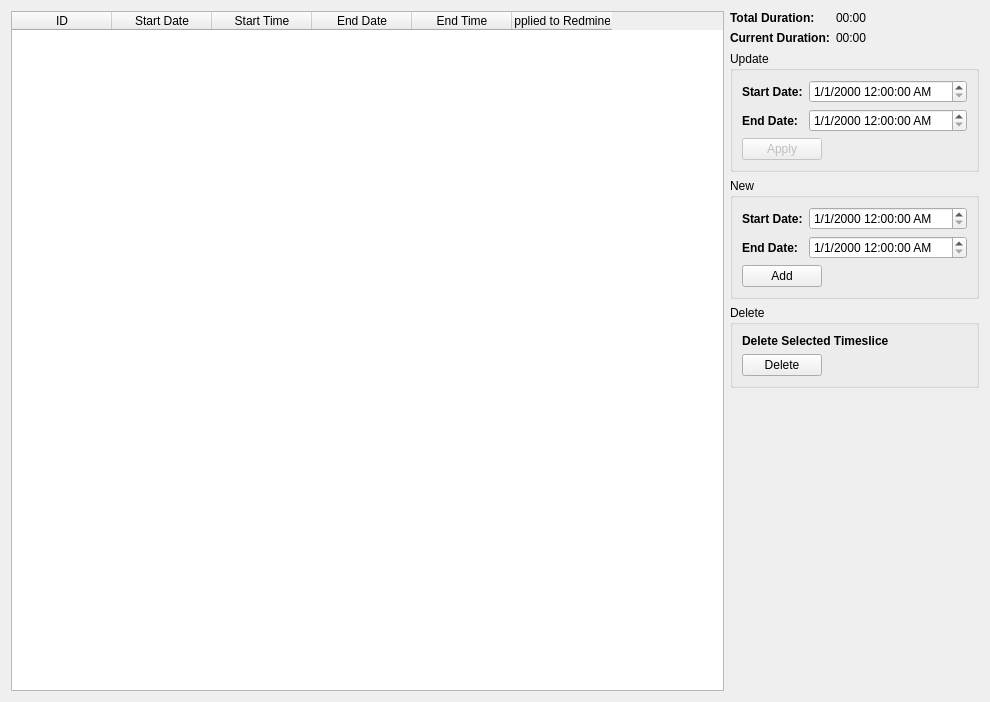
This is time-tracker/TimesliceEditorDialog.ui in its-saeed/retracker as Qt 5 draws it before an edit. The edited form follows.
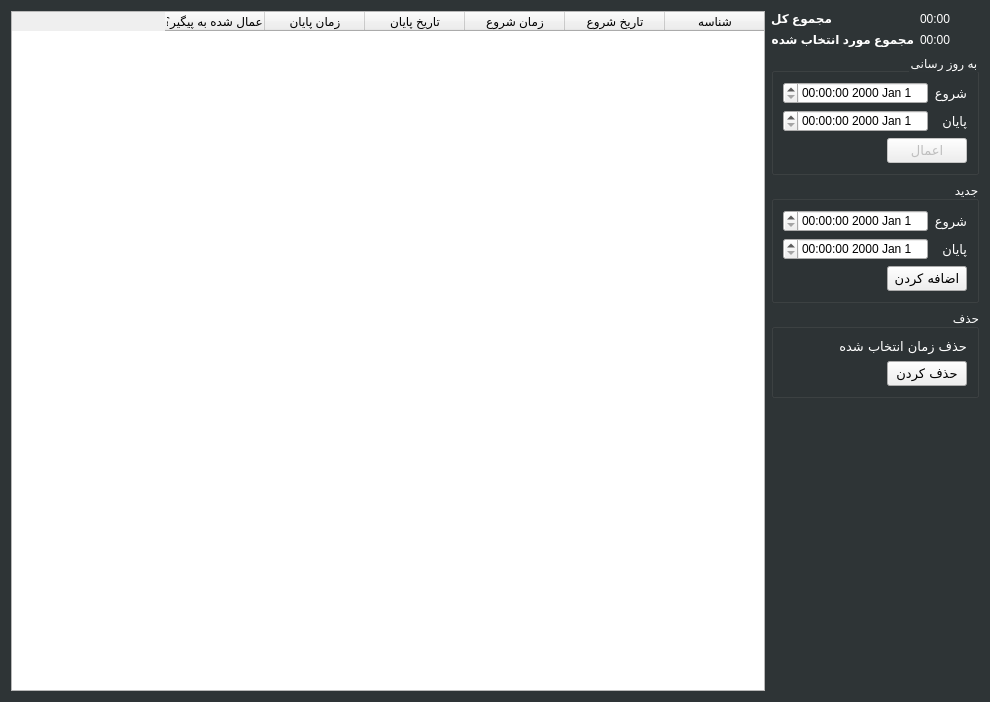
This is the edited form. Icons and pictures are not drawn.

The edit to the form file:
```diff
--- a/time-tracker/TimesliceEditorDialog.ui
+++ b/time-tracker/TimesliceEditorDialog.ui
@@ -13,6 +13,21 @@
   <property name="windowTitle">
    <string>Timeslice Editor</string>
   </property>
+  <property name="styleSheet">
+   <string notr="true">QDialog#TimesliceEditorDialog
+{
+background-color: rgb(46, 52, 54)
+}
+
+QLabel
+{
+color:rgb(255, 255, 255);
+}
+QGroupBox::title
+{
+color:rgb(255, 255, 255);
+}</string>
+  </property>
   <layout class="QHBoxLayout" name="horizontalLayout_5">
    <item>
     <layout class="QHBoxLayout" name="horizontalLayout_2">
@@ -23,40 +38,49 @@
    </item>
    <item>
     <widget class="QTableWidget" name="tblw_timeslices">
+     <property name="layoutDirection">
+      <enum>Qt::RightToLeft</enum>
+     </property>
      <property name="editTriggers">
       <set>QAbstractItemView::NoEditTriggers</set>
      </property>
+     <property name="alternatingRowColors">
+      <bool>true</bool>
+     </property>
+     <property name="selectionMode">
+      <enum>QAbstractItemView::SingleSelection</enum>
+     </property>
      <property name="selectionBehavior">
       <enum>QAbstractItemView::SelectRows</enum>
      </property>
      <column>
       <property name="text">
-       <string>ID</string>
+       <string>شناسه</string>
       </property>
      </column>
      <column>
       <property name="text">
-       <string>Start Date</string>
+       <string>تاریخ شروع</string>
       </property>
      </column>
      <column>
       <property name="text">
-       <string>Start Time</string>
+       <string>زمان شروع</string>
       </property>
      </column>
      <column>
       <property name="text">
-       <string>End Date</string>
+       <string>تاریخ پایان</string>
       </property>
      </column>
      <column>
       <property name="text">
-       <string>End Time</string>
+       <string>زمان پایان</string>
       </property>
      </column>
      <column>
       <property name="text">
-       <string>Applied to Redmine?</string>
+       <string>اعمال شده به پیگیر؟</string>
       </property>
      </column>
     </widget>
@@ -74,7 +98,7 @@
           </font>
          </property>
          <property name="text">
-          <string>Total Duration:</string>
+          <string>مجموع کل</string>
          </property>
         </widget>
        </item>
@@ -94,7 +118,7 @@
           </font>
          </property>
          <property name="text">
-          <string>Current Duration:</string>
+          <string>مجموع مورد انتخاب شده</string>
          </property>
         </widget>
        </item>
@@ -109,27 +133,32 @@
      </item>
      <item>
       <widget class="QGroupBox" name="groupBox">
+       <property name="layoutDirection">
+        <enum>Qt::RightToLeft</enum>
+       </property>
        <property name="title">
-        <string>Update</string>
+        <string>به روز رسانی</string>
        </property>
        <layout class="QGridLayout" name="gridLayout">
         <item row="0" column="0">
          <widget class="QLabel" name="label">
           <property name="font">
            <font>
-            <weight>75</weight>
-            <bold>true</bold>
+            <family>B Yekan</family>
+            <pointsize>10</pointsize>
+            <weight>50</weight>
+            <bold>false</bold>
            </font>
           </property>
           <property name="text">
-           <string>Start Date:</string>
+           <string>شروع</string>
           </property>
          </widget>
         </item>
         <item row="0" column="1">
          <widget class="QDateTimeEdit" name="dte_update_start">
           <property name="displayFormat">
-           <string>M/d/yyyy h:mm:ss AP</string>
+           <string/>
           </property>
          </widget>
         </item>
@@ -137,19 +166,21 @@
          <widget class="QLabel" name="label_2">
           <property name="font">
            <font>
-            <weight>75</weight>
-            <bold>true</bold>
+            <family>B Yekan</family>
+            <pointsize>10</pointsize>
+            <weight>50</weight>
+            <bold>false</bold>
            </font>
           </property>
           <property name="text">
-           <string>End Date:</string>
+           <string>پایان</string>
           </property>
          </widget>
         </item>
         <item row="1" column="1">
          <widget class="QDateTimeEdit" name="dte_update_end">
           <property name="displayFormat">
-           <string>M/d/yyyy h:mm:ss AP</string>
+           <string/>
           </property>
          </widget>
         </item>
@@ -160,8 +191,14 @@
             <property name="enabled">
              <bool>false</bool>
             </property>
+            <property name="font">
+             <font>
+              <family>B Yekan</family>
+              <pointsize>10</pointsize>
+             </font>
+            </property>
             <property name="text">
-             <string>Apply</string>
+             <string>اعمال</string>
             </property>
             <property name="icon">
              <iconset resource="res.qrc">
@@ -195,40 +232,25 @@
      </item>
      <item>
       <widget class="QGroupBox" name="groupBox_2">
+       <property name="layoutDirection">
+        <enum>Qt::RightToLeft</enum>
+       </property>
        <property name="title">
-        <string>New</string>
+        <string>جدید</string>
        </property>
        <layout class="QGridLayout" name="gridLayout_2">
         <item row="1" column="0">
          <widget class="QLabel" name="label_6">
           <property name="font">
            <font>
-            <weight>75</weight>
-            <bold>true</bold>
+            <family>B Yekan</family>
+            <pointsize>10</pointsize>
+            <weight>50</weight>
+            <bold>false</bold>
            </font>
           </property>
           <property name="text">
-           <string>End Date:</string>
-          </property>
-         </widget>
-        </item>
-        <item row="0" column="0">
-         <widget class="QLabel" name="label_5">
-          <property name="font">
-           <font>
-            <weight>75</weight>
-            <bold>true</bold>
-           </font>
-          </property>
-          <property name="text">
-           <string>Start Date:</string>
-          </property>
-         </widget>
-        </item>
-        <item row="0" column="1">
-         <widget class="QDateTimeEdit" name="dte_add_start">
-          <property name="displayFormat">
-           <string>M/d/yyyy h:mm:ss AP</string>
+           <string>پایان</string>
           </property>
          </widget>
         </item>
@@ -239,8 +261,14 @@
             <property name="enabled">
              <bool>true</bool>
             </property>
+            <property name="font">
+             <font>
+              <family>B Yekan</family>
+              <pointsize>10</pointsize>
+             </font>
+            </property>
             <property name="text">
-             <string>Add</string>
+             <string>اضافه کردن</string>
             </property>
             <property name="icon">
              <iconset resource="res.qrc">
@@ -272,7 +300,29 @@
         <item row="1" column="1">
          <widget class="QDateTimeEdit" name="dte_add_end">
           <property name="displayFormat">
-           <string>M/d/yyyy h:mm:ss AP</string>
+           <string/>
+          </property>
+         </widget>
+        </item>
+        <item row="0" column="0">
+         <widget class="QLabel" name="label_5">
+          <property name="font">
+           <font>
+            <family>B Yekan</family>
+            <pointsize>10</pointsize>
+            <weight>50</weight>
+            <bold>false</bold>
+           </font>
+          </property>
+          <property name="text">
+           <string>شروع</string>
+          </property>
+         </widget>
+        </item>
+        <item row="0" column="1">
+         <widget class="QDateTimeEdit" name="dte_add_start">
+          <property name="displayFormat">
+           <string/>
           </property>
          </widget>
         </item>
@@ -281,20 +331,25 @@
      </item>
      <item>
       <widget class="QGroupBox" name="groupBox_3">
+       <property name="layoutDirection">
+        <enum>Qt::RightToLeft</enum>
+       </property>
        <property name="title">
-        <string>Delete</string>
+        <string>حذف</string>
        </property>
        <layout class="QGridLayout" name="gridLayout_3">
         <item row="0" column="0" colspan="2">
          <widget class="QLabel" name="label_8">
           <property name="font">
            <font>
-            <weight>75</weight>
-            <bold>true</bold>
+            <family>B Yekan</family>
+            <pointsize>10</pointsize>
+            <weight>50</weight>
+            <bold>false</bold>
            </font>
           </property>
           <property name="text">
-           <string>Delete Selected Timeslice</string>
+           <string>حذف زمان انتخاب شده</string>
           </property>
          </widget>
         </item>
@@ -305,8 +360,14 @@
             <property name="enabled">
              <bool>true</bool>
             </property>
+            <property name="font">
+             <font>
+              <family>B Yekan</family>
+              <pointsize>10</pointsize>
+             </font>
+            </property>
             <property name="text">
-             <string>Delete</string>
+             <string>حذف کردن</string>
             </property>
             <property name="icon">
              <iconset resource="res.qrc">
```
Left out of the diff: 6 changed lines with no effect on the pictures.
